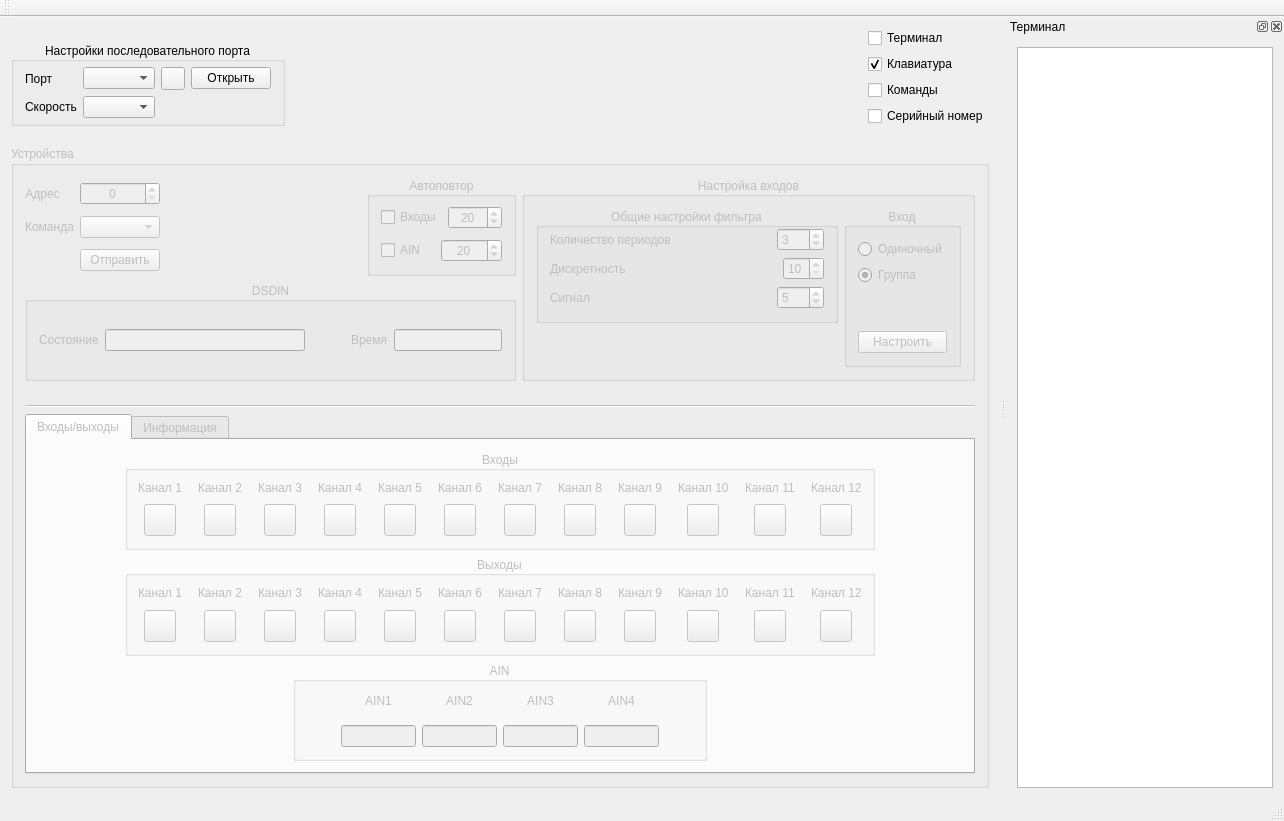
Above: mainwindow.ui from vlarry/emulator before the change. Below: the same form after it.
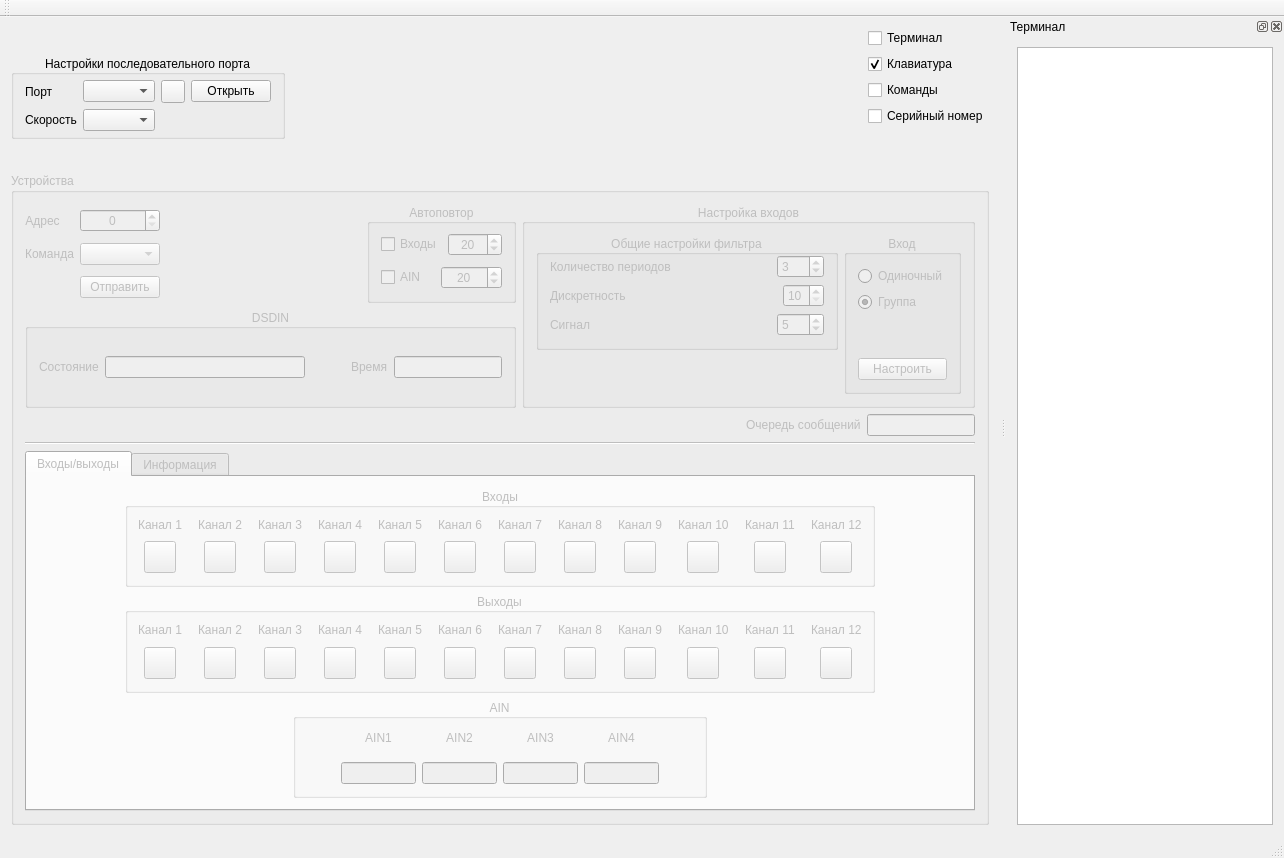
That is the form after the change. Icons and pictures are not drawn. Custom widgets are drawn as their Qt base class.

Commit message: Реализация отправки настроек входа (одна команда для одного входа и для группы - признак наличие старшего бита в номере входа); Добавление поля "Очередь сообщений" и вывод в него информации.

The edit to the form file:
```diff
--- a/mainwindow.ui
+++ b/mainwindow.ui
@@ -7,7 +7,7 @@
     <x>0</x>
     <y>0</y>
     <width>1284</width>
-    <height>821</height>
+    <height>858</height>
    </rect>
   </property>
   <property name="windowTitle">
@@ -704,17 +704,44 @@
         </layout>
        </item>
        <item>
-        <spacer name="verticalSpacer">
+        <layout class="QHBoxLayout" name="horizontalLayout_16">
+         <item>
+          <spacer name="horizontalSpacer_7">
          <property name="orientation">
-          <enum>Qt::Vertical</enum>
+            <enum>Qt::Horizontal</enum>
          </property>
          <property name="sizeHint" stdset="0">
           <size>
-           <width>20</width>
-           <height>18</height>
+             <width>40</width>
+             <height>20</height>
           </size>
          </property>
         </spacer>
+         </item>
+         <item>
+          <widget class="QLabel" name="label_9">
+           <property name="text">
+            <string>Очередь сообщений</string>
+           </property>
+          </widget>
+         </item>
+         <item>
+          <widget class="QLineEdit" name="lineEditMessageQueue">
+           <property name="sizePolicy">
+            <sizepolicy hsizetype="Fixed" vsizetype="Fixed">
+             <horstretch>0</horstretch>
+             <verstretch>0</verstretch>
+            </sizepolicy>
+           </property>
+           <property name="alignment">
+            <set>Qt::AlignCenter</set>
+           </property>
+           <property name="readOnly">
+            <bool>true</bool>
+           </property>
+          </widget>
+         </item>
+        </layout>
        </item>
        <item>
         <widget class="Line" name="line">
```
Left out of the diff: 3 changed lines with no effect on the pictures. Lines whose indentation alone changed are shown as unchanged. The commit also changes 6 other files.
